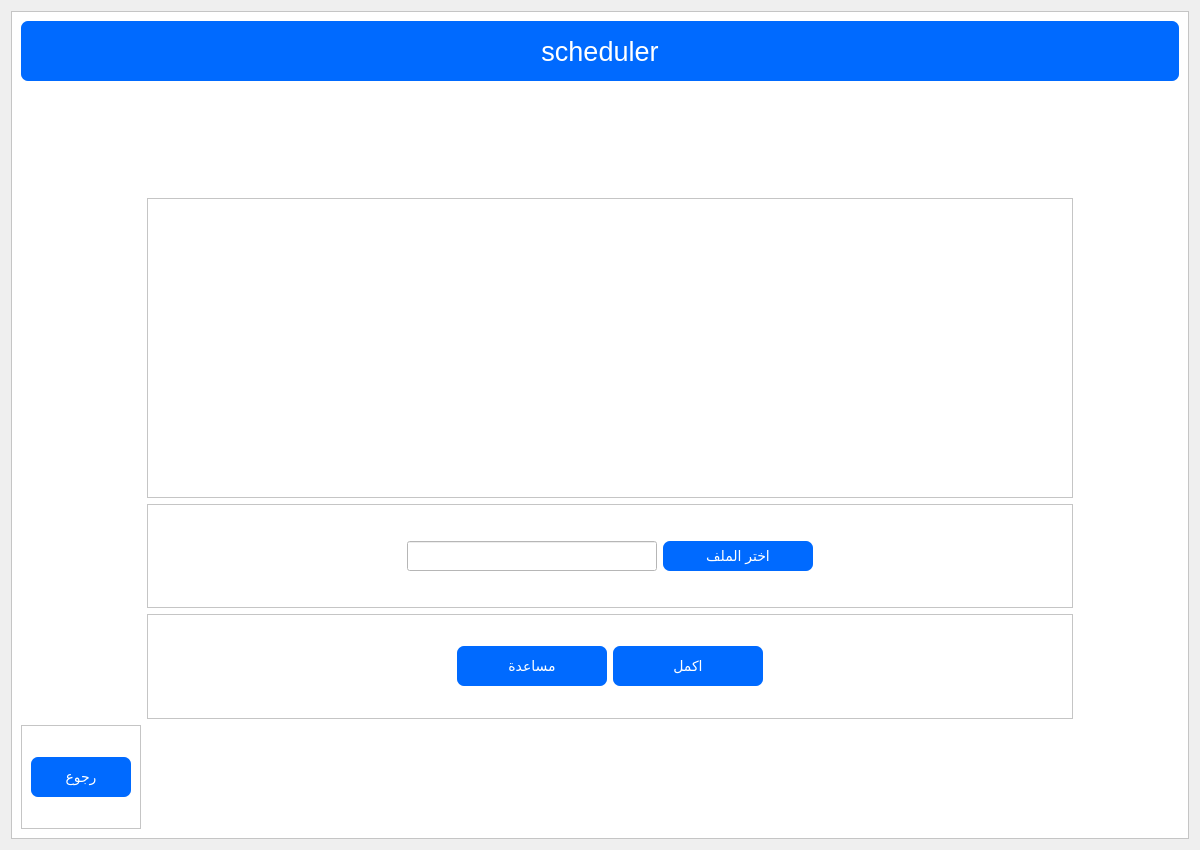
The window that ui/screenInv1.ui (CSE-SUMMER-TRAINING/final-code) describes before a commit, drawn with Qt 5.
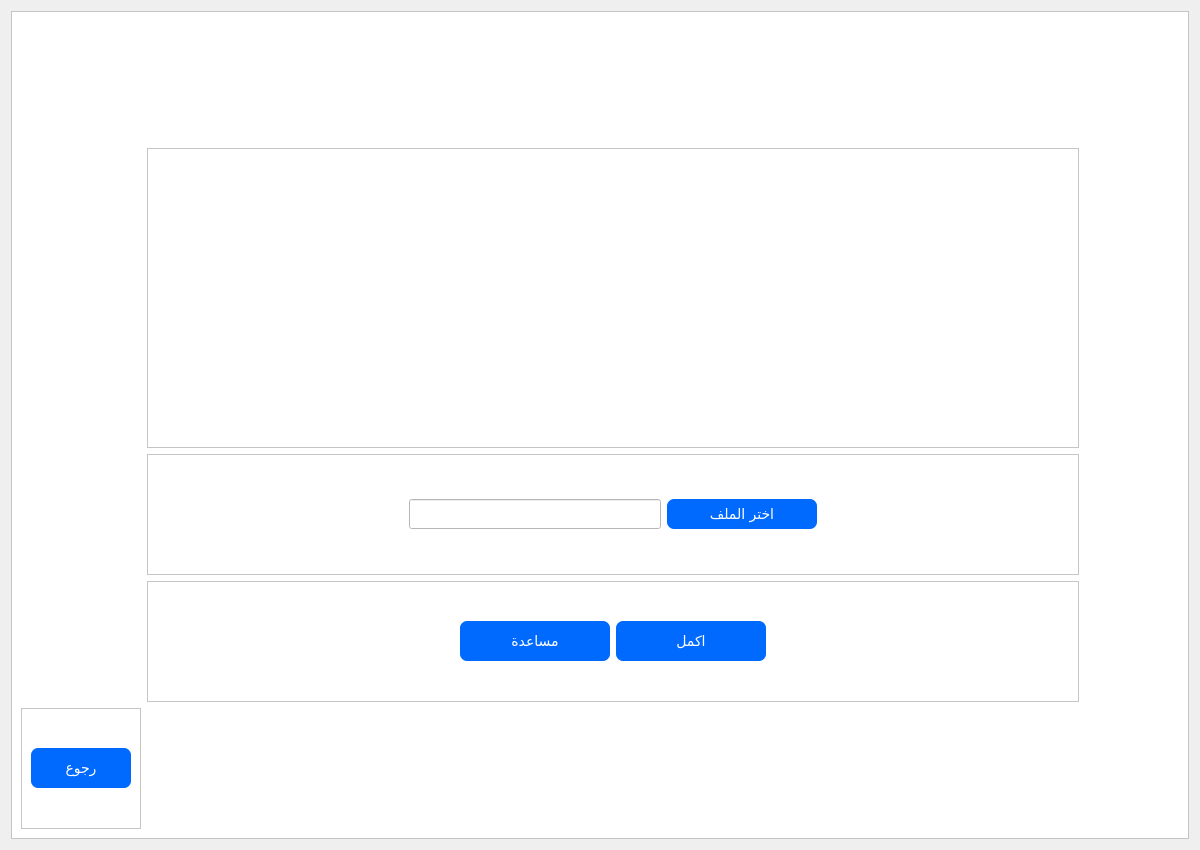
The same window after the commit. Icons and pictures are not drawn.

Diff of the .ui file:
```diff
--- a/ui/screenInv1.ui
+++ b/ui/screenInv1.ui
@@ -26,8 +26,136 @@
       <enum>QFrame::Raised</enum>
      </property>
      <layout class="QGridLayout" name="gridLayout">
-      <item row="1" column="1">
+      <item row="2" column="1">
+       <widget class="QFrame" name="frame_5">
+        <property name="frameShape">
+         <enum>QFrame::StyledPanel</enum>
+        </property>
+        <property name="frameShadow">
+         <enum>QFrame::Raised</enum>
+        </property>
+        <layout class="QGridLayout" name="gridLayout_6">
+         <item row="0" column="1">
+          <widget class="QLineEdit" name="lineEdit">
+           <property name="minimumSize">
+            <size>
+             <width>250</width>
+             <height>30</height>
+            </size>
+           </property>
+           <property name="maximumSize">
+            <size>
+             <width>350</width>
+             <height>30</height>
+            </size>
+           </property>
+          </widget>
+         </item>
+         <item row="0" column="3">
+          <spacer name="horizontalSpacer_3">
+           <property name="orientation">
+            <enum>Qt::Horizontal</enum>
+           </property>
+           <property name="sizeHint" stdset="0">
+            <size>
+             <width>40</width>
+             <height>20</height>
+            </size>
+           </property>
+          </spacer>
+         </item>
+         <item row="0" column="2">
+          <widget class="QPushButton" name="browse">
+           <property name="minimumSize">
+            <size>
+             <width>150</width>
+             <height>0</height>
+            </size>
+           </property>
+           <property name="maximumSize">
+            <size>
+             <width>200</width>
+             <height>40</height>
+            </size>
+           </property>
+           <property name="font">
+            <font>
+             <family>Cascadia Code</family>
+             <pointsize>-1</pointsize>
+            </font>
+           </property>
+           <property name="cursor">
+            <cursorShape>PointingHandCursor</cursorShape>
+           </property>
+           <property name="styleSheet">
+            <string notr="true">background-color: #006aff;
+color: white;
+border-radius: 7px;
+font-size:14px</string>
+           </property>
+           <property name="text">
+            <string>اختر الملف</string>
+           </property>
+          </widget>
+         </item>
+         <item row="0" column="0">
+          <spacer name="horizontalSpacer_4">
+           <property name="orientation">
+            <enum>Qt::Horizontal</enum>
+           </property>
+           <property name="sizeHint" stdset="0">
+            <size>
+             <width>40</width>
+             <height>20</height>
+            </size>
+           </property>
+          </spacer>
+         </item>
+        </layout>
+       </widget>
+      </item>
+      <item row="1" column="2">
+       <spacer name="horizontalSpacer">
+        <property name="orientation">
+         <enum>Qt::Horizontal</enum>
+        </property>
+        <property name="sizeType">
+         <enum>QSizePolicy::Fixed</enum>
+        </property>
+        <property name="sizeHint" stdset="0">
+         <size>
+          <width>100</width>
+          <height>20</height>
+         </size>
+        </property>
+       </spacer>
+      </item>
+      <item row="0" column="0">
+       <spacer name="verticalSpacer">
+        <property name="orientation">
+         <enum>Qt::Vertical</enum>
+        </property>
+        <property name="sizeType">
+         <enum>QSizePolicy::Fixed</enum>
+        </property>
+        <property name="sizeHint" stdset="0">
+         <size>
+          <width>20</width>
+          <height>80</height>
+         </size>
+        </property>
+       </spacer>
+      </item>
+      <item row="0" column="1">
        <widget class="QLabel" name="label_not_enough">
+        <property name="font">
+         <font>
+          <family>Cascadia Code</family>
+         </font>
+        </property>
+        <property name="styleSheet">
+         <string notr="true">color: red;</string>
+        </property>
         <property name="text">
          <string/>
         </property>
@@ -36,7 +164,7 @@
         </property>
        </widget>
       </item>
-      <item row="4" column="1">
+      <item row="3" column="1">
        <widget class="QFrame" name="frame_6">
         <property name="frameShape">
          <enum>QFrame::StyledPanel</enum>
@@ -59,6 +187,12 @@
              <height>40</height>
             </size>
            </property>
+           <property name="font">
+            <font>
+             <family>Cascadia Code</family>
+             <pointsize>-1</pointsize>
+            </font>
+           </property>
            <property name="cursor">
             <cursorShape>PointingHandCursor</cursorShape>
            </property>
@@ -90,6 +224,12 @@
              <height>40</height>
             </size>
            </property>
+           <property name="font">
+            <font>
+             <family>Cascadia Code</family>
+             <pointsize>-1</pointsize>
+            </font>
+           </property>
            <property name="cursor">
             <cursorShape>PointingHandCursor</cursorShape>
            </property>
@@ -133,89 +273,7 @@
         </layout>
        </widget>
       </item>
-      <item row="3" column="1">
-       <widget class="QFrame" name="frame_5">
-        <property name="frameShape">
-         <enum>QFrame::StyledPanel</enum>
-        </property>
-        <property name="frameShadow">
-         <enum>QFrame::Raised</enum>
-        </property>
-        <layout class="QGridLayout" name="gridLayout_6">
-         <item row="0" column="1">
-          <widget class="QLineEdit" name="lineEdit">
-           <property name="minimumSize">
-            <size>
-             <width>250</width>
-             <height>30</height>
-            </size>
-           </property>
-           <property name="maximumSize">
-            <size>
-             <width>350</width>
-             <height>30</height>
-            </size>
-           </property>
-          </widget>
-         </item>
-         <item row="0" column="3">
-          <spacer name="horizontalSpacer_3">
-           <property name="orientation">
-            <enum>Qt::Horizontal</enum>
-           </property>
-           <property name="sizeHint" stdset="0">
-            <size>
-             <width>40</width>
-             <height>20</height>
-            </size>
-           </property>
-          </spacer>
-         </item>
-         <item row="0" column="2">
-          <widget class="QPushButton" name="browse">
-           <property name="minimumSize">
-            <size>
-             <width>150</width>
-             <height>0</height>
-            </size>
-           </property>
-           <property name="maximumSize">
-            <size>
-             <width>200</width>
-             <height>40</height>
-            </size>
-           </property>
-           <property name="cursor">
-            <cursorShape>PointingHandCursor</cursorShape>
-           </property>
-           <property name="styleSheet">
-            <string notr="true">background-color: #006aff;
-color: white;
-border-radius: 7px;
-font-size:14px</string>
-           </property>
-           <property name="text">
-            <string>اختر الملف</string>
-           </property>
-          </widget>
-         </item>
-         <item row="0" column="0">
-          <spacer name="horizontalSpacer_4">
-           <property name="orientation">
-            <enum>Qt::Horizontal</enum>
-           </property>
-           <property name="sizeHint" stdset="0">
-            <size>
-             <width>40</width>
-             <height>20</height>
-            </size>
-           </property>
-          </spacer>
-         </item>
-        </layout>
-       </widget>
-      </item>
-      <item row="5" column="0">
+      <item row="4" column="0">
        <widget class="QFrame" name="frame_3">
         <property name="frameShape">
          <enum>QFrame::StyledPanel</enum>
@@ -238,6 +296,12 @@
              <height>40</height>
             </size>
            </property>
+           <property name="font">
+            <font>
+             <family>Cascadia Code</family>
+             <pointsize>-1</pointsize>
+            </font>
+           </property>
            <property name="cursor">
             <cursorShape>PointingHandCursor</cursorShape>
            </property>
@@ -259,7 +323,7 @@
        </widget>
       </item>
       <item row="1" column="0">
-       <spacer name="verticalSpacer">
+       <spacer name="horizontalSpacer_2">
         <property name="orientation">
          <enum>Qt::Vertical</enum>
         </property>
@@ -274,7 +338,7 @@
         </property>
        </spacer>
       </item>
-      <item row="2" column="1">
+      <item row="1" column="1">
        <widget class="QFrame" name="frame_4">
         <property name="minimumSize">
          <size>
@@ -317,89 +381,6 @@
         </layout>
        </widget>
       </item>
-      <item row="2" column="2">
-       <spacer name="horizontalSpacer">
-        <property name="orientation">
-         <enum>Qt::Horizontal</enum>
-        </property>
-        <property name="sizeType">
-         <enum>QSizePolicy::Fixed</enum>
-        </property>
-        <property name="sizeHint" stdset="0">
-         <size>
-          <width>100</width>
-          <height>20</height>
-         </size>
-        </property>
-       </spacer>
-      </item>
-      <item row="2" column="0">
-       <spacer name="horizontalSpacer_2">
-        <property name="orientation">
-         <enum>Qt::Horizontal</enum>
-        </property>
-        <property name="sizeType">
-         <enum>QSizePolicy::Fixed</enum>
-        </property>
-        <property name="sizeHint" stdset="0">
-         <size>
-          <width>100</width>
-          <height>20</height>
-         </size>
-        </property>
-       </spacer>
-      </item>
-      <item row="0" column="0" colspan="3">
-       <widget class="QFrame" name="frame_2">
-        <property name="minimumSize">
-         <size>
-          <width>0</width>
-          <height>0</height>
-         </size>
-        </property>
-        <property name="maximumSize">
-         <size>
-          <width>16777215</width>
-          <height>60</height>
-         </size>
-        </property>
-        <property name="styleSheet">
-         <string notr="true">background-color: #006aff;
-color:white;
-border-radius: 7px;
-</string>
-        </property>
-        <property name="frameShape">
-         <enum>QFrame::StyledPanel</enum>
-        </property>
-        <property name="frameShadow">
-         <enum>QFrame::Raised</enum>
-        </property>
-        <layout class="QGridLayout" name="gridLayout_3">
-         <item row="0" column="0">
-          <widget class="QLabel" name="label">
-           <property name="maximumSize">
-            <size>
-             <width>16777215</width>
-             <height>50</height>
-            </size>
-           </property>
-           <property name="font">
-            <font>
-             <pointsize>20</pointsize>
-            </font>
-           </property>
-           <property name="text">
-            <string>scheduler</string>
-           </property>
-           <property name="alignment">
-            <set>Qt::AlignCenter</set>
-           </property>
-          </widget>
-         </item>
-        </layout>
-       </widget>
-      </item>
      </layout>
     </widget>
    </item>
```
Left out of the diff: 8 changed lines with no effect on the pictures.
